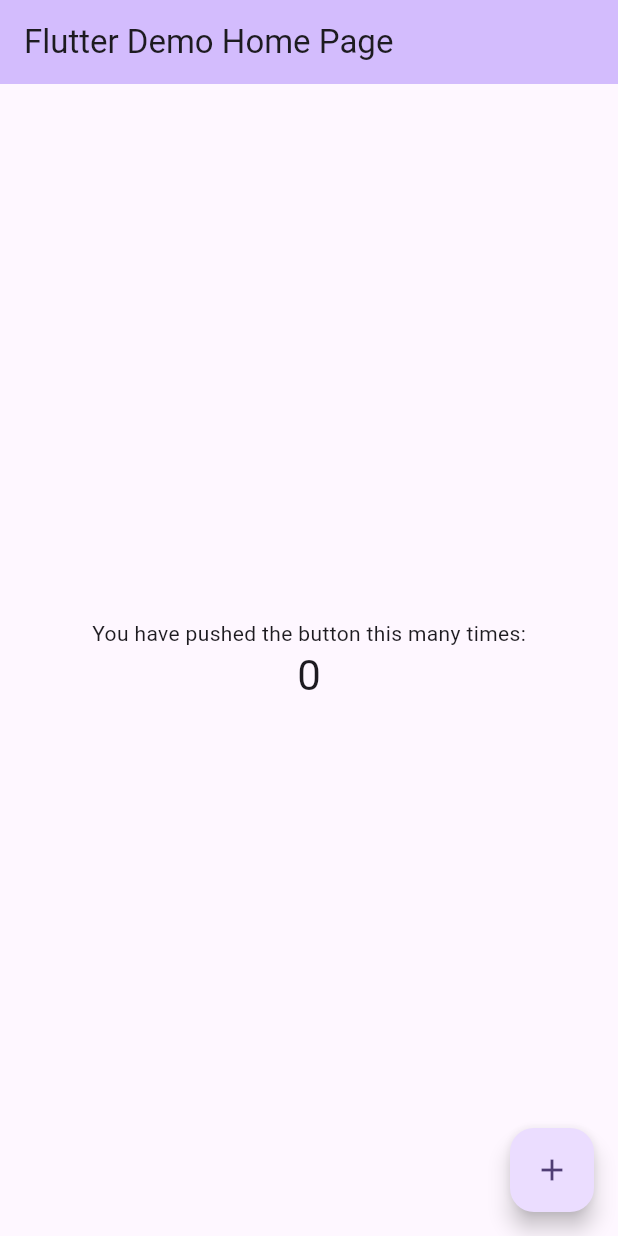
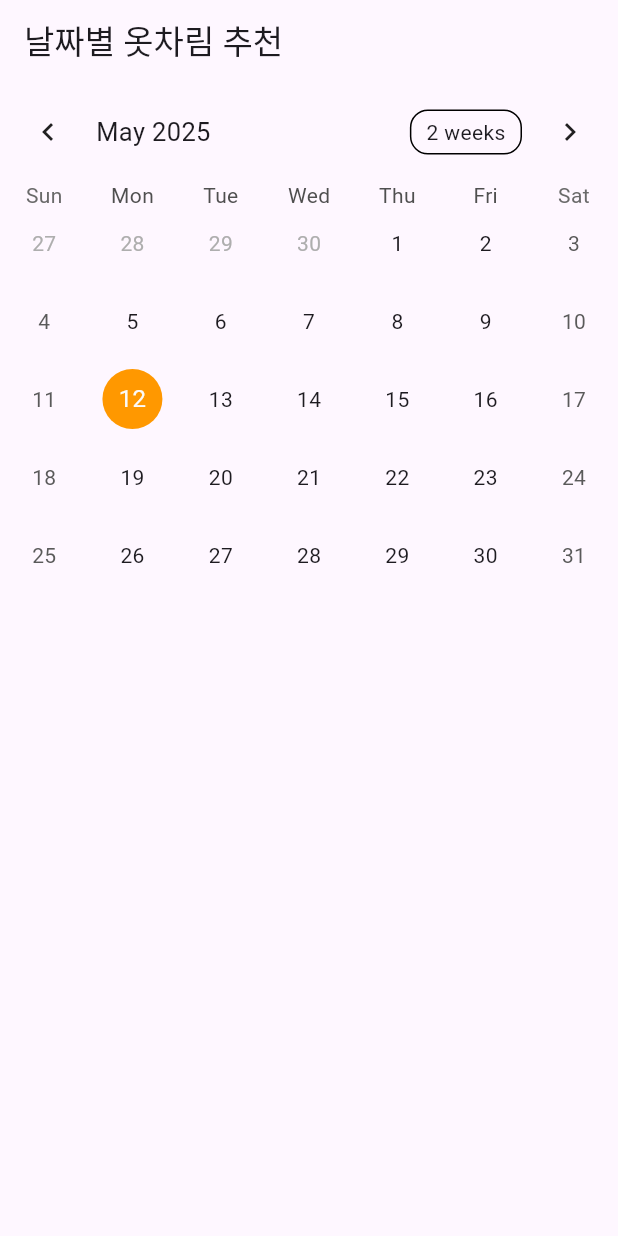
Before and after one commit to seouseong/what_to_wear, a Flutter app: the screen it shows after launch, on a phone screen of 412 x 824 dp. Run offline on Flutter 3.47's test engine with Material 3 defaults, Android fonts, the phone set to English and light mode, and no system bars; drawn by our look-alikes of table_calendar.

Commit message:
[서우성] [2025-05-08 23:30] [캘린더 화면 및 날씨 상세 페이지 구현]

```diff
--- a/lib/main.dart
+++ b/lib/main.dart
@@ -1,4 +1,5 @@
 import 'package:flutter/material.dart';
+import 'screens/calendar_screen.dart'; // ✅ 이 경로에 실제 파일이 있어야 함
 
 void main() {
   runApp(const MyApp());
@@ -6,117 +7,10 @@ void main() {
 
 class MyApp extends StatelessWidget {
   const MyApp({super.key});
-
-  // This widget is the root of your application.
   @override
   Widget build(BuildContext context) {
     return MaterialApp(
-      title: 'Flutter Demo',
-      theme: ThemeData(
-        // This is the theme of your application.
-        //
-        // TRY THIS: Try running your application with "flutter run". You'll see
-        // the application has a purple toolbar. Then, without quitting the app,
-        // try changing the seedColor in the colorScheme below to Colors.green
-        // and then invoke "hot reload" (save your changes or press the "hot
-        // reload" button in a Flutter-supported IDE, or press "r" if you used
-        // the command line to start the app).
-        //
-        // Notice that the counter didn't reset back to zero; the application
-        // state is not lost during the reload. To reset the state, use hot
-        // restart instead.
-        //
-        // This works for code too, not just values: Most code changes can be
-        // tested with just a hot reload.
-        colorScheme: ColorScheme.fromSeed(seedColor: Colors.deepPurple),
-      ),
-      home: const MyHomePage(title: 'Flutter Demo Home Page'),
+      home: const CalendarScreen(), // ✅ calendar_screen.dart 안에 const CalendarScreen 있어야 함
     );
   }
 }
-
-class MyHomePage extends StatefulWidget {
-  const MyHomePage({super.key, required this.title});
-
-  // This widget is the home page of your application. It is stateful, meaning
-  // that it has a State object (defined below) that contains fields that affect
-  // how it looks.
-
-  // This class is the configuration for the state. It holds the values (in this
-  // case the title) provided by the parent (in this case the App widget) and
-  // used by the build method of the State. Fields in a Widget subclass are
-  // always marked "final".
-
-  final String title;
-
-  @override
-  State<MyHomePage> createState() => _MyHomePageState();
-}
-
-class _MyHomePageState extends State<MyHomePage> {
-  int _counter = 0;
-
-  void _incrementCounter() {
-    setState(() {
-      // This call to setState tells the Flutter framework that something has
-      // changed in this State, which causes it to rerun the build method below
-      // so that the display can reflect the updated values. If we changed
-      // _counter without calling setState(), then the build method would not be
-      // called again, and so nothing would appear to happen.
-      _counter++;
-    });
-  }
-
-  @override
-  Widget build(BuildContext context) {
-    // This method is rerun every time setState is called, for instance as done
-    // by the _incrementCounter method above.
-    //
-    // The Flutter framework has been optimized to make rerunning build methods
-    // fast, so that you can just rebuild anything that needs updating rather
-    // than having to individually change instances of widgets.
-    return Scaffold(
-      appBar: AppBar(
-        // TRY THIS: Try changing the color here to a specific color (to
-        // Colors.amber, perhaps?) and trigger a hot reload to see the AppBar
-        // change color while the other colors stay the same.
-        backgroundColor: Theme.of(context).colorScheme.inversePrimary,
-        // Here we take the value from the MyHomePage object that was created by
-        // the App.build method, and use it to set our appbar title.
-        title: Text(widget.title),
-      ),
-      body: Center(
-        // Center is a layout widget. It takes a single child and positions it
-        // in the middle of the parent.
-        child: Column(
-          // Column is also a layout widget. It takes a list of children and
-          // arranges them vertically. By default, it sizes itself to fit its
-          // children horizontally, and tries to be as tall as its parent.
-          //
-          // Column has various properties to control how it sizes itself and
-          // how it positions its children. Here we use mainAxisAlignment to
-          // center the children vertically; the main axis here is the vertical
-          // axis because Columns are vertical (the cross axis would be
-          // horizontal).
-          //
-          // TRY THIS: Invoke "debug painting" (choose the "Toggle Debug Paint"
-          // action in the IDE, or press "p" in the console), to see the
-          // wireframe for each widget.
-          mainAxisAlignment: MainAxisAlignment.center,
-          children: <Widget>[
-            const Text('You have pushed the button this many times:'),
-            Text(
-              '$_counter',
-              style: Theme.of(context).textTheme.headlineMedium,
-            ),
-          ],
-        ),
-      ),
-      floatingActionButton: FloatingActionButton(
-        onPressed: _incrementCounter,
-        tooltip: 'Increment',
-        child: const Icon(Icons.add),
-      ), // This trailing comma makes auto-formatting nicer for build methods.
-    );
-  }
-}
--- /dev/null
+++ b/lib/screens/calendar_screen.dart
@@ -0,0 +1,58 @@
+import 'package:flutter/material.dart';
+import 'package:table_calendar/table_calendar.dart';
+import 'weather_detail_screen.dart';
+
+class CalendarScreen extends StatefulWidget {
+  const CalendarScreen({super.key});
+
+  @override
+  State<CalendarScreen> createState() => _CalendarScreenState();
+}
+
+class _CalendarScreenState extends State<CalendarScreen> {
+  DateTime _focusedDay = DateTime.now();
+  DateTime? _selectedDay;
+
+  @override
+  Widget build(BuildContext context) {
+    return Scaffold(
+      appBar: AppBar(
+        title: const Text('날짜별 옷차림 추천'),
+      ),
+      body: Column(
+        children: [
+          TableCalendar(
+            firstDay: DateTime.utc(2020, 1, 1),
+            lastDay: DateTime.utc(2030, 12, 31),
+            focusedDay: _focusedDay,
+            selectedDayPredicate: (day) => isSameDay(_selectedDay, day),
+            onDaySelected: (selectedDay, focusedDay) {
+              setState(() {
+                _selectedDay = selectedDay;
+                _focusedDay = focusedDay;
+              });
+
+              Navigator.push(
+                context,
+                MaterialPageRoute(
+                  builder: (context) =>
+                      WeatherDetailScreen(selectedDate: selectedDay),
+                ),
+              );
+            },
+            calendarStyle: const CalendarStyle(
+              selectedDecoration: BoxDecoration(
+                color: Colors.blue,
+                shape: BoxShape.circle,
+              ),
+              todayDecoration: BoxDecoration(
+                color: Colors.orange,
+                shape: BoxShape.circle,
+              ),
+            ),
+          ),
+        ],
+      ),
+    );
+  }
+}
--- a/pubspec.yaml
+++ b/pubspec.yaml
@@ -30,6 +30,8 @@ environment:
 dependencies:
   flutter:
     sdk: flutter
+  table_calendar: ^3.0.9
+  http: ^0.13.5
 
   # The following adds the Cupertino Icons font to your application.
   # Use with the CupertinoIcons class for iOS style icons.
```
Also changed, not shown: lib/screens/weather_detail_screen.dart (added, +30 -0 lines), lib/weather_service.dart (added, +36 -0 lines), pubspec.lock.
